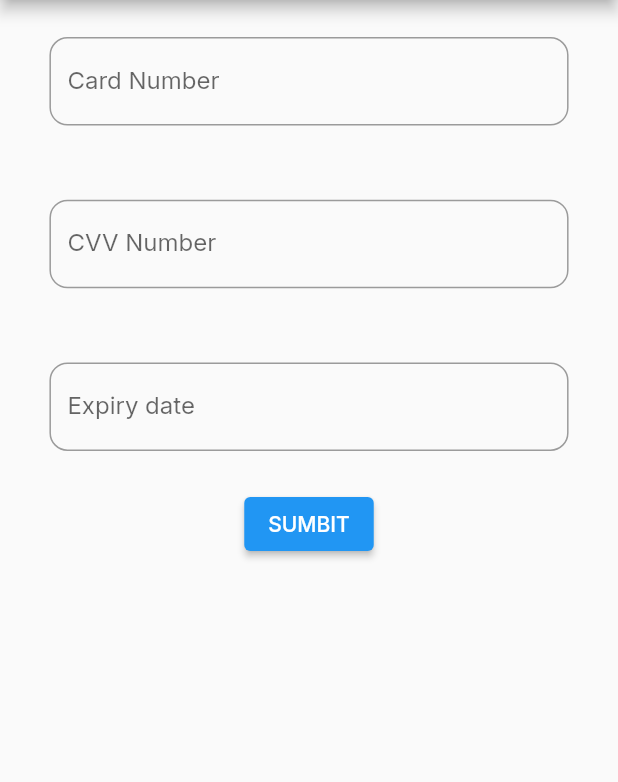
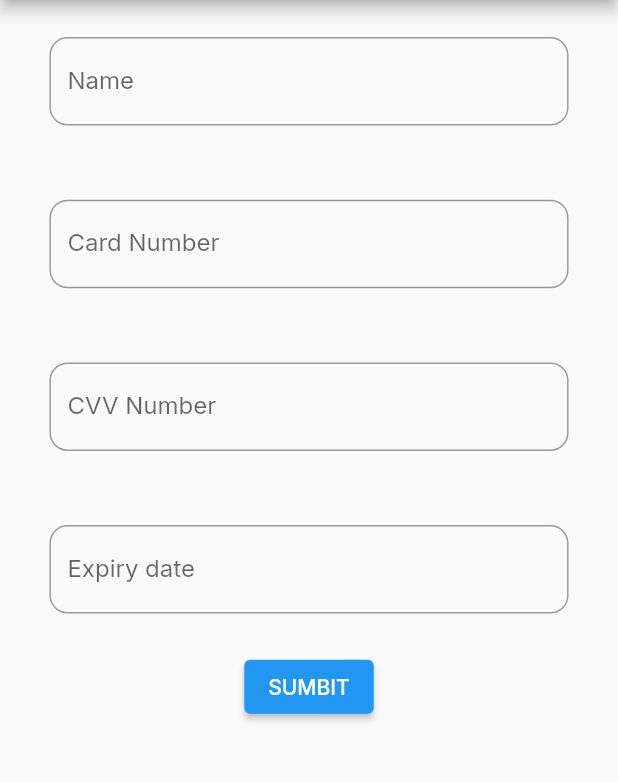
Before and after one commit to Sparsh-R17/Climate-Fintech-App, a Flutter app: the EditCardScreen screen opened by its route, after a tap on the "add" icon, on a phone screen of 412 x 824 dp, the part 84-866 px from its top. Run offline on Flutter 3.47's test engine with Material 2 defaults, Android fonts, the phone set to English and light mode, and no system bars; our stand-ins replace carousel_slider, firebase_auth, firebase_core, flutter_svg, google_fonts, syncfusion_flutter_charts; accounts and stored records are empty; network calls fail.

Commit message:
Minor Updates

```diff
--- a/lib/models/cards.dart
+++ b/lib/models/cards.dart
@@ -23,7 +23,7 @@ class PaymentCard {
 }
 
 class PaymentCardProvider with ChangeNotifier {
-  List<PaymentCard> _userCards = [
+  final List<PaymentCard> _userCards = [
     PaymentCard(
       id: '0',
       name: 'SPARSH RAJPUT',
@@ -80,10 +80,10 @@ class PaymentCardProvider with ChangeNotifier {
     return [..._userCards];
   }
 
-  void addCard(String number, String cvv, String date) {
+  void addCard(String number, String cvv, String date, String name) {
     _userCards.add(PaymentCard(
       id: (_userCards.length + 1).toString(),
-      name: 'SPARSH RAJPUT',
+      name: name.toUpperCase(),
       cardDesign: 'assets/images/svg/symmetric_card.svg',
       cardNumber: '**** **** **** ${number.characters.takeLast(4).toString()}',
       chip: 'assets/images/svg/silver_chip.svg',
--- a/lib/screens/edit_card_screen.dart
+++ b/lib/screens/edit_card_screen.dart
@@ -56,11 +56,18 @@ class AddCardOption extends StatelessWidget {
     final numberController = TextEditingController();
     final cvvController = TextEditingController();
     final dateController = TextEditingController();
-    return Form(
+    final nameController = TextEditingController();
+    return SingleChildScrollView(
+      child: Form(
         autovalidateMode: AutovalidateMode.always,
         key: _formKey,
         child: Column(
           children: [
+            formFieldCard(
+              context,
+              nameController,
+              'Name',
+            ),
             formFieldCard(
               context,
               numberController,
@@ -79,15 +86,19 @@ class AddCardOption extends StatelessWidget {
             ElevatedButton(
               onPressed: () {
                 print('hi');
-              Provider.of<PaymentCardProvider>(context, listen: false).addCard(
+                Provider.of<PaymentCardProvider>(context, listen: false)
+                    .addCard(
                   numberController.text,
                   cvvController.text,
-                  dateController.text);
+                  dateController.text,
+                  nameController.text,
+                );
                 Navigator.pop(context);
               },
               child: const Text('SUMBIT'),
             ),
           ],
+        ),
       ),
     );
   }
--- a/lib/widgets/grid_list.dart
+++ b/lib/widgets/grid_list.dart
@@ -1,4 +1,5 @@
 import 'package:flutter/material.dart';
+import 'package:flutter_svg/svg.dart';
 
 import '../screens/company_list.dart';
 import '../screens/view_donation_screen.dart';
@@ -38,6 +39,9 @@ class _PageGridState extends State<PageGrid> {
                   );
                 }
               },
+              // child: GridTile(
+              //   child: Image.asset('assets/images/png/animal_grid.png'),
+              // ),
               child: Container(
                 margin: const EdgeInsets.all(15),
                 child: ClipRRect(
```
Also changed, not shown: lib/screens/host_donation_screen.dart (+34 -6 lines), lib/screens/profile_screen.dart (+27 -1 lines), lib/widgets/custom_drawer.dart (+10 -5 lines), lib/widgets/payment_bottom_sheet.dart (+15 -3 lines), assets/images/png/animal_grid.png (added), assets/images/svg/animal_grid.svg (added), assets/images/svg/solar_grid.svg (added). Lines whose indentation alone changed are shown as unchanged.
